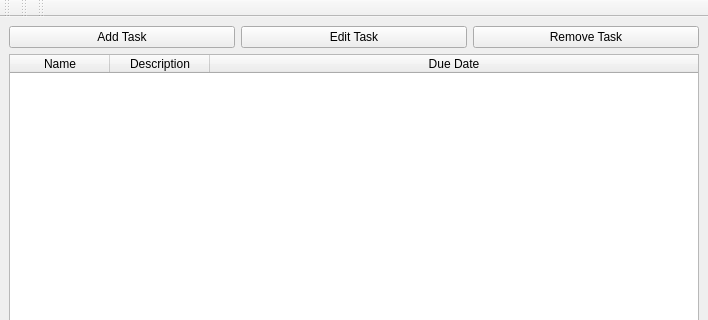
First picture: the form in ui/mainwindow.ui, repository shawnlong636/TaskAssigner, before the edit; both pictures show x 0 to 708 and y 0 to 320 of the 708 by 600 pixel window.
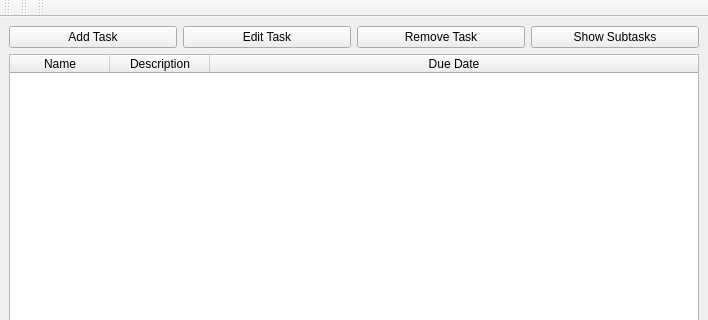
Second picture: the form after the edit.

Commit message: Created window compositio framework

Patch:
```diff
--- a/ui/mainwindow.ui
+++ b/ui/mainwindow.ui
@@ -38,6 +38,13 @@
         </property>
        </widget>
       </item>
+      <item>
+       <widget class="QPushButton" name="showButton">
+        <property name="text">
+         <string>Show Subtasks</string>
+        </property>
+       </widget>
+      </item>
      </layout>
     </item>
     <item>
```
Left out of the diff: 2 changed lines with no effect on the pictures. The commit also changes 2 other files.
